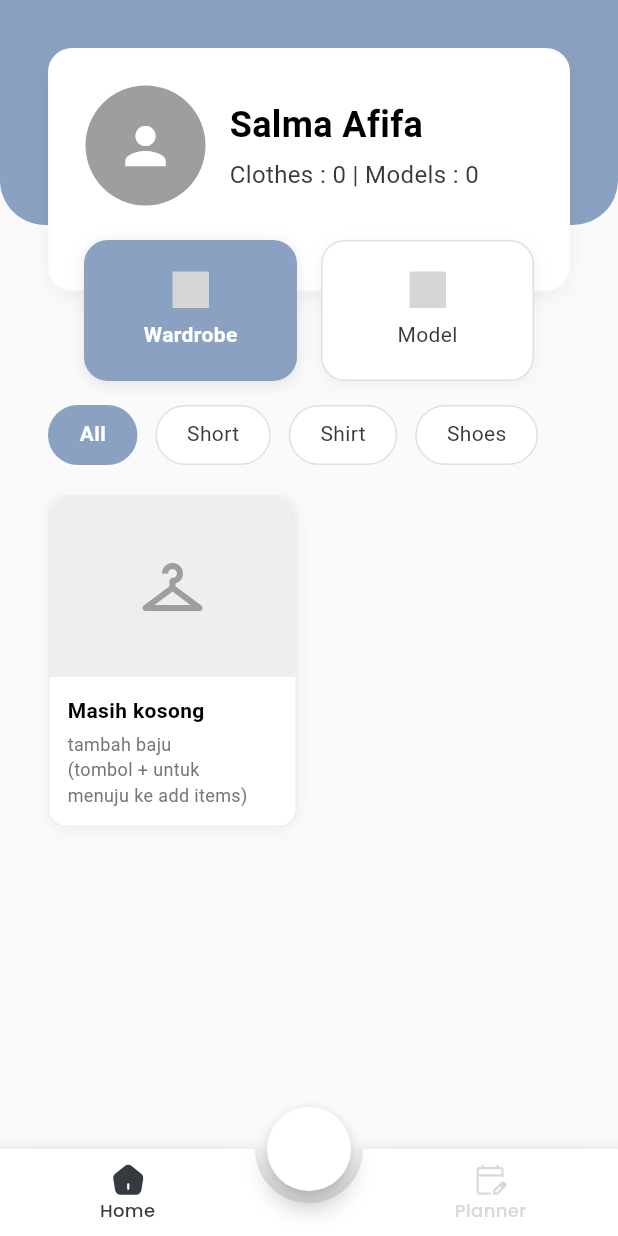
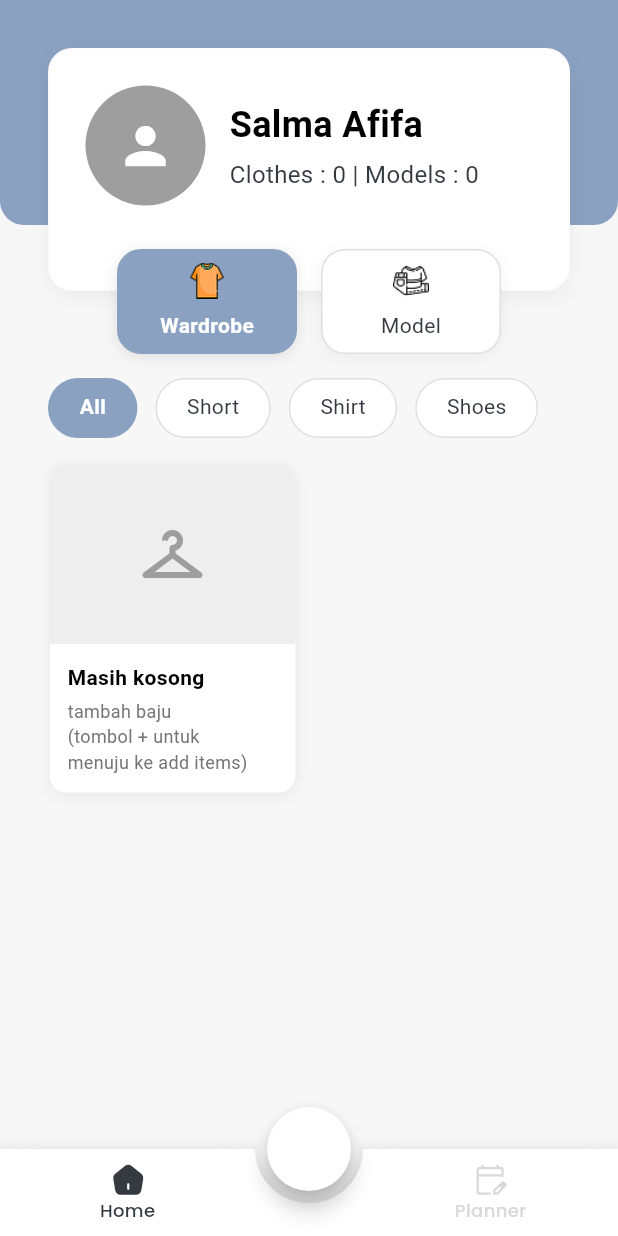
Before and after one commit to Modisch-PENS/modisch_mobile_v2, a Flutter app: the screen it shows after launch, on a phone screen of 412 x 824 dp. Run offline on Flutter 3.47's test engine with Material 3 defaults, Android fonts, the phone set to English and light mode, and no system bars; drawn by our look-alikes of stylish_bottom_bar; our stand-ins replace flutter_svg, go_router, google_fonts; statements that could not run were skipped; project files that could hold a hidden picture were left out; grey boxes are pictures that could not be loaded.

Commit message:
add wardrobe page, done

```diff
--- a/lib/features/main/page/home/page/home_page.dart
+++ b/lib/features/main/page/home/page/home_page.dart
@@ -17,27 +17,23 @@ class HomePage extends StatefulWidget {
 class _HomePageState extends State<HomePage> {
   int _currentTabIndex = 0;
 
-
   @override
   Widget build(BuildContext context) {
     debugPrint("currentTabIndex: $_currentTabIndex");
     return Scaffold(
-      backgroundColor: Colors.grey[50],
       body: SafeArea(
         child: Column(
           children: [
-            // Header Section with Profile
             Stack(
               clipBehavior: Clip.none,
               children: [
-                // Background Container
                 Container(
                   height: 150,
                   decoration: const BoxDecoration(
                     color: AppColors.secondary,
                     borderRadius: BorderRadius.only(
-                      bottomLeft: Radius.circular(30),
-                      bottomRight: Radius.circular(30),
+                      bottomLeft: Radius.circular(16),
+                      bottomRight: Radius.circular(16),
                     ),
                   ),
                 ),
@@ -53,12 +49,10 @@ class _HomePageState extends State<HomePage> {
                     modelsCount: 0,
                   ),
                 ),
-
-                // Tab Selector
-                Positioned(
-                  top: 160,
-                  left: 56,
-                  right: 56,
+              ],
+            ),
+            Padding(
+              padding: const EdgeInsets.symmetric(vertical: 16),
               child: TabSelector(
                 currentIndex: _currentTabIndex,
                 onTabSelected: (index) {
@@ -68,27 +62,11 @@ class _HomePageState extends State<HomePage> {
                 },
               ),
             ),
-              ],
-            ),
 
-            const SizedBox(height: 120), // Space for overlapping elements
-
-            // Category Filter Section
-            const Padding(
-              padding: EdgeInsets.symmetric(horizontal: 32),
-              child: CategoryChips(),
-            ),
-
-            const SizedBox(height: 20),
-
-            // Content Area with IndexedStack for tab content
             Expanded(
               child: IndexedStack(
                 index: _currentTabIndex,
-                children: const [
-                  WardrobePage(),
-                  ModelPage(),
-                ],
+                children: const [WardrobePage(), ModelPage()],
               ),
             ),
           ],
--- a/lib/features/main/page/home/page/wardrobe/page/wardrobe_page.dart
+++ b/lib/features/main/page/home/page/wardrobe/page/wardrobe_page.dart
@@ -1,6 +1,6 @@
 import 'package:flutter/material.dart';
-import 'package:modisch/core/constants/colors.dart';
 import 'package:modisch/features/main/page/home/page/wardrobe/widget/wardrobe_item_card.dart';
+import 'package:modisch/features/main/page/home/widget/category/category_chips.dart';
 
 class WardrobePage extends StatelessWidget {
   const WardrobePage({super.key});
@@ -11,6 +11,8 @@ class WardrobePage extends StatelessWidget {
       padding: const EdgeInsets.symmetric(horizontal: 32),
       child: Column(
         children: [
+          CategoryChips(),
+          const SizedBox(height: 16),
           Expanded(
             child: GridView.builder(
               gridDelegate: const SliverGridDelegateWithFixedCrossAxisCount(
--- a/lib/features/main/page/home/widget/tab/tab_button.dart
+++ b/lib/features/main/page/home/widget/tab/tab_button.dart
@@ -22,7 +22,8 @@ class TabButton extends StatelessWidget {
       onTap: onTap,
       child: AnimatedContainer(
         duration: const Duration(milliseconds: 200),
-        padding: const EdgeInsets.symmetric(vertical: 20),
+        padding: const EdgeInsets.symmetric(vertical: 8),
+        width: 120,
         decoration: BoxDecoration(
           color: isActive ? AppColors.secondary : Colors.white,
           borderRadius: BorderRadius.circular(16),
@@ -41,13 +42,10 @@ class TabButton extends StatelessWidget {
         child: Column(
           mainAxisAlignment: MainAxisAlignment.center,
           children: [
-            SvgPicture.asset(
+            Image.asset(
               iconPath,
               height: 24,
               width: 24,
-              colorFilter: isActive
-                  ? const ColorFilter.mode(AppColors.primary, BlendMode.srcIn)
-                  : null,
             ),
             const SizedBox(height: 8),
             Text(
--- a/lib/features/main/page/home/widget/tab/tab_selector.dart
+++ b/lib/features/main/page/home/widget/tab/tab_selector.dart
@@ -13,26 +13,28 @@ class TabSelector extends StatelessWidget {
 
   @override
   Widget build(BuildContext context) {
-    return Row(
-      children: [
-        Expanded(
-          child: TabButton(
+    return Center(
+      child: Row(
+        mainAxisAlignment: MainAxisAlignment.center,
+        children: [
+          TabButton(
             label: 'Wardrobe',
-            iconPath: 'assets/icons/home/wardrobe${currentIndex == 0 ? '_active' : ''}.svg',
+            iconPath:
+                'assets/icons/home/wardrobe${currentIndex == 0 ? '_active' : ''}.png',
             isActive: currentIndex == 0,
             onTap: () => onTabSelected(0),
           ),
-        ),
-        const SizedBox(width: 16),
-        Expanded(
-          child: TabButton(
+
+          const SizedBox(width: 16),
+          TabButton(
             label: 'Model',
-            iconPath: 'assets/icons/home/model${currentIndex == 1 ? '_active' : ''}.svg',
+            iconPath:
+                'assets/icons/home/model${currentIndex == 1 ? '_active' : ''}.png',
             isActive: currentIndex == 1,
             onTap: () => onTabSelected(1),
           ),
-        ),
-      ],
+        ],
+      ),
     );
   }
 }
```
Also changed, not shown: assets/icons/home/model.png (added), assets/icons/home/model.svg (deleted), assets/icons/home/model_active.png (added), assets/icons/home/model_active.svg (deleted), assets/icons/home/wardrobe.png (added), assets/icons/home/wardrobe.svg (deleted), assets/icons/home/wardrobe_active.png (added), assets/icons/home/wardrobe_active.svg (deleted). Lines whose indentation alone changed are shown as unchanged.
